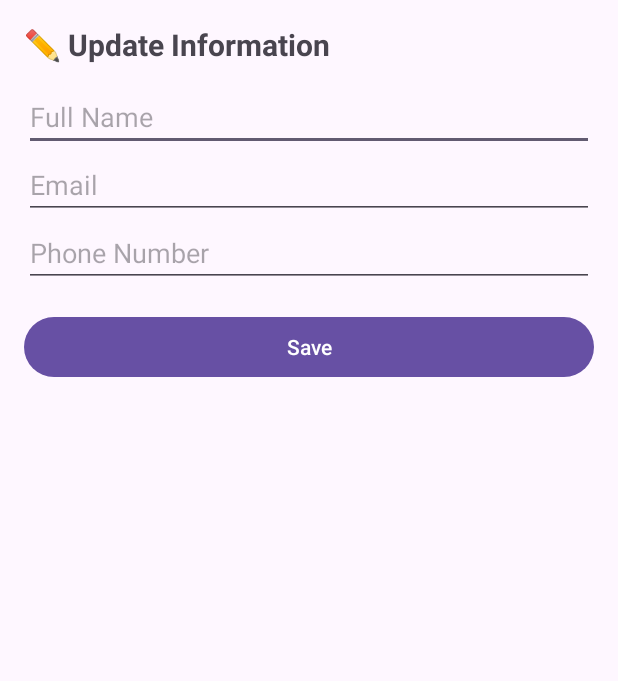
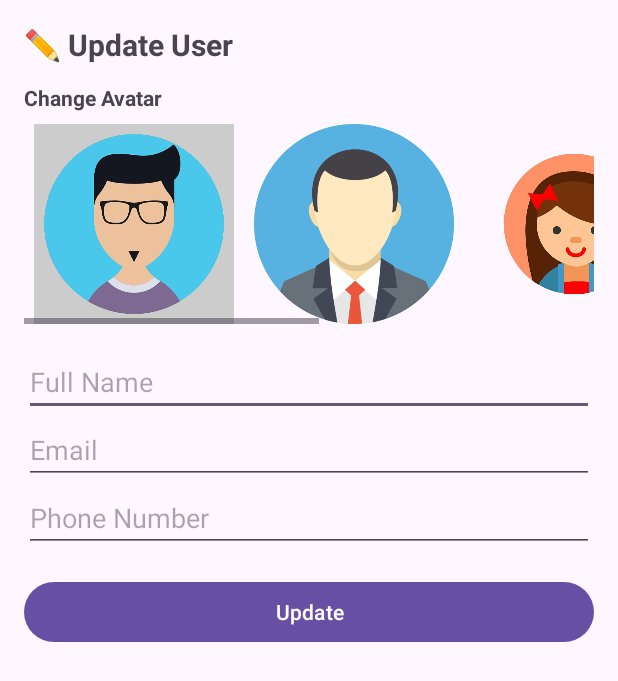
Before and after one commit to hoangnam150303/Contact-Database-sqlite, an Android app: the UpdateUserActivity screen opened directly, with no data from a screen before it, on a phone screen of 412 x 824 dp. Shown: the top 681 px of the screen. Run offline under Robolectric (Android 15) with nearby library versions, the phone set to English and light mode, and no system bars.

Commit message:
first commit

```diff
--- a/app/src/main/java/com/example/contactdatabase/UpdateUserActivity.java
+++ b/app/src/main/java/com/example/contactdatabase/UpdateUserActivity.java
@@ -2,9 +2,12 @@ package com.example.contactdatabase;
 
 import androidx.appcompat.app.AppCompatActivity;
 
+import android.graphics.Color;
 import android.os.Bundle;
 import android.widget.Button;
 import android.widget.EditText;
+import android.widget.ImageView;
+import android.widget.LinearLayout;
 import android.widget.Toast;
 
 import java.util.HashMap;
@@ -14,6 +17,18 @@ public class UpdateUserActivity extends AppCompatActivity {
     Button btnUpdateUser;
     DatabaseHelper dbHelper;
     int userId;
+
+
+    LinearLayout layoutAvatarContainer;
+    int[] images = {
+            R.drawable.avartar1,
+            R.drawable.avartar2,
+            R.drawable.avartar3,
+            R.drawable.avartar4,
+            R.drawable.avartar5
+    };
+    int selectedAvatarResId;
+
 
     @Override
     protected void onCreate(Bundle savedInstanceState) {
@@ -25,22 +40,74 @@ public class UpdateUserActivity extends AppCompatActivity {
         etUpdatePhone = findViewById(R.id.etUpdatePhone);
         btnUpdateUser = findViewById(R.id.btnUpdateUser);
 
+
+        layoutAvatarContainer = findViewById(R.id.layoutAvatarContainer);
+
         dbHelper = new DatabaseHelper(this);
 
         userId = getIntent().getIntExtra("USER_ID", -1);
+
+
         HashMap<String, String> user = dbHelper.getUserById(userId);
 
         etUpdateName.setText(user.get("name"));
         etUpdateEmail.setText(user.get("email"));
         etUpdatePhone.setText(user.get("phone"));
 
+
+        String currentImageStr = user.get("image");
+        if (currentImageStr != null) {
+
+            selectedAvatarResId = Integer.parseInt(currentImageStr);
+        } else {
+            selectedAvatarResId = images[0];
+        }
+
+
+        loadAvatars();
+
+
         btnUpdateUser.setOnClickListener(v -> {
+
             dbHelper.updateUser(userId,
                     etUpdateName.getText().toString(),
                     etUpdateEmail.getText().toString(),
-                    etUpdatePhone.getText().toString());
+                    etUpdatePhone.getText().toString(),
+                    selectedAvatarResId);
+
             Toast.makeText(this, "Update successful", Toast.LENGTH_SHORT).show();
             finish();
         });
     }
+
+
+    private void loadAvatars() {
+        layoutAvatarContainer.removeAllViews();
+        for (int i = 0; i < images.length; i++) {
+            int imageResId = images[i];
+
+            ImageView imageView = new ImageView(this);
+            imageView.setImageResource(imageResId);
+
+            LinearLayout.LayoutParams params = new LinearLayout.LayoutParams(200, 200);
+            params.setMargins(10, 0, 10, 0);
+            imageView.setLayoutParams(params);
+
+
+            if (imageResId == selectedAvatarResId) {
+                imageView.setBackgroundColor(Color.LTGRAY);
+                imageView.setPadding(10,10,10,10);
+            } else {
+                imageView.setBackgroundColor(Color.TRANSPARENT);
+                imageView.setPadding(0,0,0,0);
+            }
+
+            imageView.setOnClickListener(v -> {
+                selectedAvatarResId = imageResId;
+                loadAvatars();
+            });
+
+            layoutAvatarContainer.addView(imageView);
+        }
+    }
 }
--- a/app/src/main/res/layout/update_user.xml
+++ b/app/src/main/res/layout/update_user.xml
@@ -14,11 +14,30 @@
         <TextView
             android:layout_width="wrap_content"
             android:layout_height="wrap_content"
-            android:text="✏️ Update Information"
+            android:text="✏️ Update User"
             android:textSize="20sp"
             android:textStyle="bold"
             android:layout_marginBottom="12dp" />
 
+        <TextView
+            android:layout_width="match_parent"
+            android:layout_height="wrap_content"
+            android:text="Change Avatar"
+            android:layout_marginBottom="8dp"
+            android:textStyle="bold"/>
+
+        <HorizontalScrollView
+            android:layout_width="match_parent"
+            android:layout_height="wrap_content"
+            android:layout_marginBottom="16dp">
+
+            <LinearLayout
+                android:id="@+id/layoutAvatarContainer"
+                android:orientation="horizontal"
+                android:layout_width="wrap_content"
+                android:layout_height="wrap_content">
+            </LinearLayout>
+        </HorizontalScrollView>
         <EditText
             android:id="@+id/etUpdateName"
             android:layout_width="match_parent"
@@ -43,7 +62,7 @@
             android:id="@+id/btnUpdateUser"
             android:layout_width="match_parent"
             android:layout_height="wrap_content"
-            android:text="Save"
+            android:text="Update"
             android:layout_marginTop="16dp" />
     </LinearLayout>
 </ScrollView>
```
Also changed, not shown: app/src/main/java/com/example/contactdatabase/CreateUserActivity.java (+58 -3 lines), app/src/main/java/com/example/contactdatabase/DatabaseHelper.java (+31 -9 lines), app/src/main/java/com/example/contactdatabase/UserAdapter.java (+26 -5 lines), app/src/main/java/com/example/contactdatabase/UserDetailActivity.java (+15 -1 lines), app/src/main/res/layout/create_user.xml (+19 -0 lines), app/src/main/res/layout/detail_user.xml (+35 -31 lines), app/src/main/res/layout/item_user.xml (added, +59 -0 lines), app/src/main/res/drawable/avartar1.png (added), app/src/main/res/drawable/avartar2.png (added), app/src/main/res/drawable/avartar3.png (added), app/src/main/res/drawable/avartar4.png (added), app/src/main/res/drawable/avartar5.png (added).
